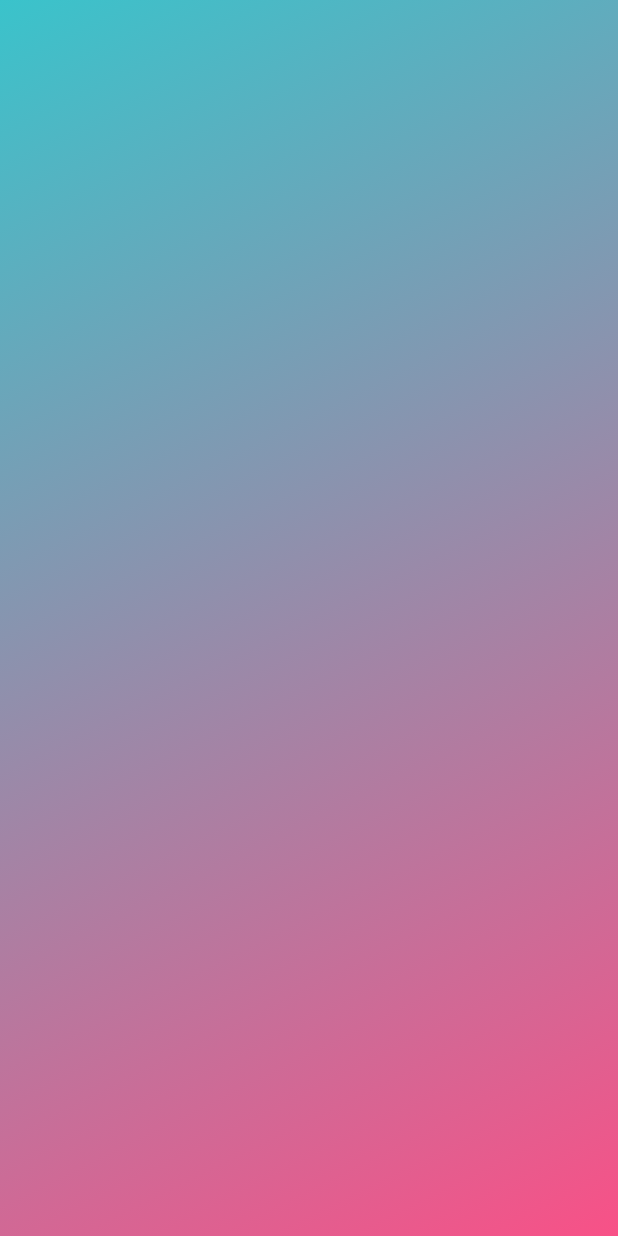
After one commit to developer-zyp/study_app, a Flutter app: the LoginScreen screen opened by its route, on a phone screen of 412 x 824 dp. The commit adds this screen. Run offline on Flutter 3.47's test engine with Material 3 defaults, Android fonts, the phone set to English and light mode, and no system bars; our stand-ins replace cached_network_image, cloud_firestore, firebase_auth, firebase_core, firebase_storage, flutter_zoom_drawer and 4 more; accounts and stored records are empty; project files that could hold a hidden picture were left out.

Commit message:
login screen

```diff
--- a/lib/routes/app_routes.dart
+++ b/lib/routes/app_routes.dart
@@ -3,6 +3,7 @@ import 'package:study_app/controllers/question_papers/question_paper_controller.
 import 'package:study_app/routes/route_names.dart';
 import 'package:study_app/screens/home/home_screen.dart';
 import 'package:study_app/screens/intro/intro_screen.dart';
+import 'package:study_app/screens/login/login_screen.dart';
 import 'package:study_app/screens/splash/splash_screen.dart';
 
 import '../controllers/zoom_drawer_controller.dart';
@@ -20,5 +21,6 @@ class AppRoutes {
           Get.put(QuestionPaperController());
           Get.put(MyZoomDrawerController());
         })),
+    GetPage(name: RouteNames.loginScreen, page: () => LoginScreen()),
   ];
 }
--- a/lib/routes/route_names.dart
+++ b/lib/routes/route_names.dart
@@ -2,4 +2,5 @@ class RouteNames {
   static const splashScreen = "/splashScreen";
   static const introScreen = "/introScreen";
   static const homeScreen = "/homeScreen";
+  static const loginScreen = "/loginScreen";
 }
--- /dev/null
+++ b/lib/screens/login/login_screen.dart
@@ -0,0 +1,26 @@
+import 'package:flutter/material.dart';
+import 'package:study_app/configs/app_colors.dart';
+
+class LoginScreen extends StatelessWidget {
+
+  const LoginScreen({super.key});
+
+  @override
+  Widget build(BuildContext context) {
+    return Scaffold(
+      body: Container(
+        padding: EdgeInsets.symmetric(horizontal: 30),
+        alignment: Alignment.center,
+        decoration: BoxDecoration(
+          gradient: AppColors.mainGradient(),
+        ),
+        child: Column(
+          mainAxisAlignment: MainAxisAlignment.center,
+          children: [
+
+          ],
+        ),
+      ),
+    );
+  }
+}
```
Also changed, not shown: lib/controllers/auth_controller.dart (+21 -0 lines), lib/controllers/question_papers/question_paper_controller.dart (+15 -3 lines), lib/screens/home/question_card.dart (+9 -5 lines), lib/widgets/dialogs/dialog_widget.dart (added, +30 -0 lines).
